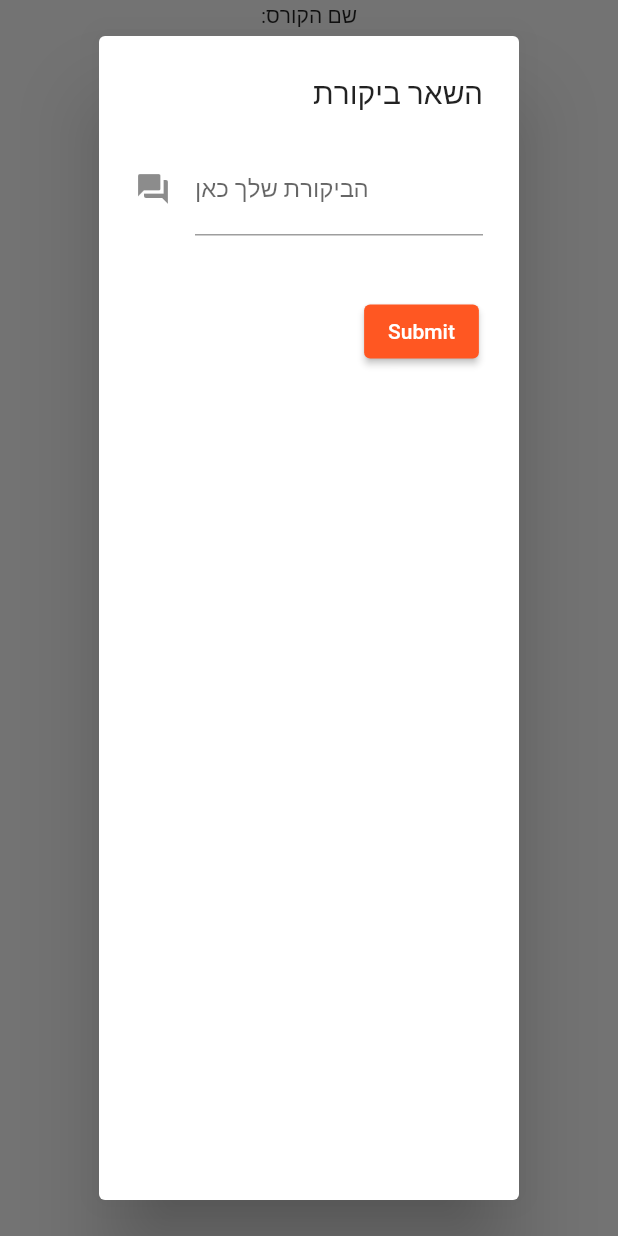
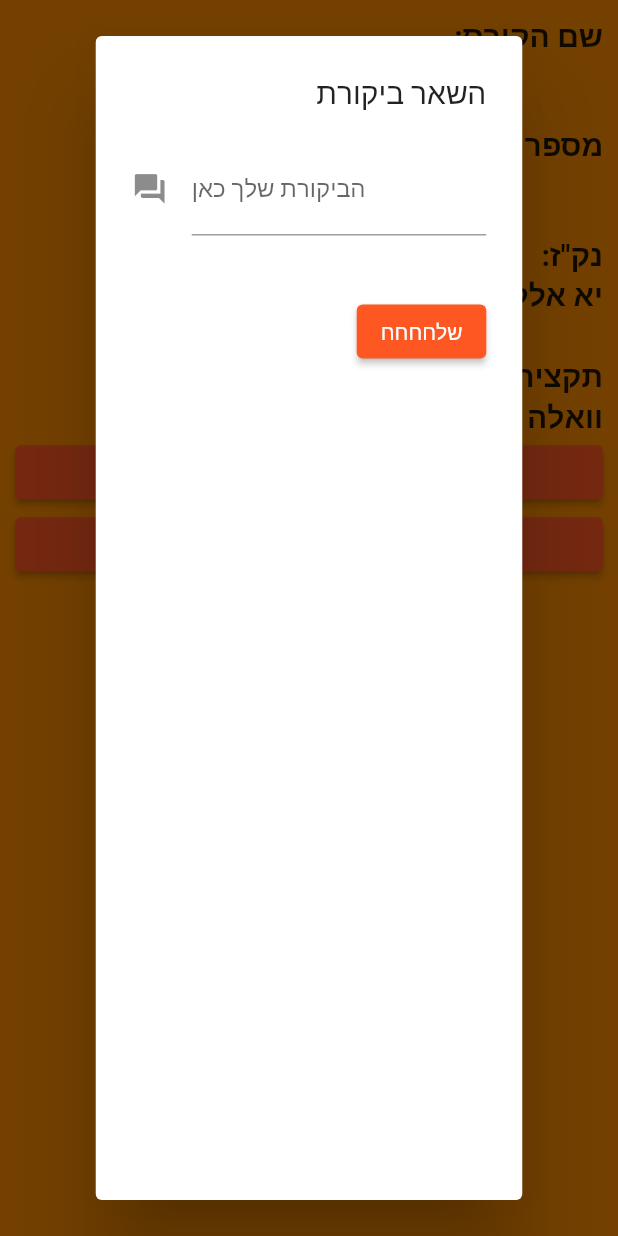
Before and after one commit to Nir-Ohana/BguCourseGrader, a Flutter app: the CoursePage screen opened directly with empty values, after a tap on "לחץ להשארת ביקורת", on a phone screen of 412 x 824 dp. Run offline on Flutter 3.47's test engine with Material 2 defaults, Android fonts, the phone set to English and light mode, and no system bars; our stand-ins replace animated_text_kit, cloud_firestore, firebase_auth, firebase_core, flutter_spinkit, flutter_swiper and 2 more; accounts and stored records are empty.

Commit message:
changed the course_page.dart a bit, still need to fix contact us

```diff
--- a/lib/screens/course_page.dart
+++ b/lib/screens/course_page.dart
@@ -11,45 +11,72 @@ class CoursePage extends StatefulWidget {
   final String credit_point;
   final String course_summary;
 
-  CoursePage({this.course_name, this.course_number, this.credit_point, this.course_summary});
+  CoursePage(
+      {this.course_name,
+      this.course_number,
+      this.credit_point,
+      this.course_summary});
 
   @override
   _CoursePageState createState() => _CoursePageState();
 }
 
-class _CoursePageState extends State<CoursePage>{
+class _CoursePageState extends State<CoursePage> {
   final messageController = TextEditingController();
-
 
   @override
   Widget build(BuildContext context) {
     return Scaffold(
+      backgroundColor: Colors.orange[600],
       body: Center(
+        child: Container(
+          padding: EdgeInsets.all(10),
           child: SafeArea(
-          child: Column(
+            child: ListView(
               children: [
                 Text(
                   'שם הקורס:\n ${widget.course_name}\n',
                   textDirection: TextDirection.rtl,
+                  style: TextStyle(
+                    fontSize: 20,
+                    fontWeight: FontWeight.bold,
+                  ),
                 ),
                 Text(
                   'מספר הקורס:\n ${widget.course_number}\n',
                   textDirection: TextDirection.rtl,
+                  style: TextStyle(
+                    fontSize: 20,
+                    fontWeight: FontWeight.bold,
+                  ),
                 ),
                 Text(
-                'נק"ז:\n\ ${widget.credit_point}\n',
+                  widget.credit_point.isNotEmpty ? 'נק"ז:\n\ ${widget.credit_point}\n' : 'נק"ז: \nיא אללה אין נק"ז ?\n',
                   textDirection: TextDirection.rtl,
+                  style: TextStyle(
+                    fontSize: 20,
+                    fontWeight: FontWeight.bold,
+                  ),
                 ),
                 Text(
-                widget.course_summary.isNotEmpty ? 'תקציר:\n\ ${widget.course_summary}\n' : 'תקציר: \n וואלה אין תקציר',
+                  widget.course_summary.isNotEmpty
+                      ? 'תקציר:\n\ ${widget.course_summary}\n'
+                      : 'תקציר: \nוואלה אין תקציר...',
                   textDirection: TextDirection.rtl,
+                  style: TextStyle(
+                    fontSize: 20,
+                    fontWeight: FontWeight.bold,
+                  ),
                 ),
                 ElevatedButton(
                   onPressed: () {
                     showDialog(
                         context: context,
                         builder: (BuildContext context) => AlertDialog(
-                          title: const Text('השאר ביקורת', textDirection: TextDirection.rtl,),
+                              title: const Text(
+                                'השאר ביקורת',
+                                textDirection: TextDirection.rtl,
+                              ),
                               content: Column(
                                 children: [
                                   TextFormField(
@@ -68,47 +95,71 @@ class _CoursePageState extends State<CoursePage>{
                                     maxLines: null,
                                   ),
                                   Container(
-                                padding: const EdgeInsets.only(left: 150.0, top: 40.0),
+                                    padding: const EdgeInsets.only(
+                                        left: 150.0, top: 40.0),
                                     child: new ElevatedButton(
                                         onPressed: () {
                                           FocusScope.of(context).unfocus();
                                           // Validate returns true if the form is valid, or false otherwise.
                                           // If the form is valid, display a snackbar. In the real world,
                                           // you'd often call a server or save the information in a database.
-                                        ScaffoldMessenger.of(context).showSnackBar(
-                                            SnackBar(content: Text('Processing Data')));
-                                        FirebaseFirestore.instance
-                                            .collection("Reviews").doc(widget.course_number + " " + FirebaseAuth.instance.currentUser.displayName)
-                                            .set({
-                                          'time': DateTime.now().toString(),
-                                          'name': FirebaseAuth.instance.currentUser.displayName,
-                                          'course_name': widget.course_name,
-                                          'email': FirebaseAuth.instance.currentUser.email,
-                                          'review_content': messageController.text,
-                                          'course_number': widget.course_number
-                                        })
-                                            .then((_) => ScaffoldMessenger.of(context).showSnackBar(
-                                            SnackBar(
-                                                content:
-                                                Text('Thank you for your Review !'))))
-                                            .catchError((_) => ScaffoldMessenger.of(context)
+                                          ScaffoldMessenger.of(context)
                                               .showSnackBar(SnackBar(
                                                   content:
-                                            Text('Ya Walli, we have a problem.'))));
+                                                      Text('Processing Data')));
+                                          FirebaseFirestore.instance
+                                              .collection("Reviews")
+                                              .doc(widget.course_number +
+                                                  " " +
+                                                  FirebaseAuth.instance
+                                                      .currentUser.displayName)
+                                              .set({
+                                                'time':
+                                                    DateTime.now().toString(),
+                                                'name': FirebaseAuth.instance
+                                                    .currentUser.displayName,
+                                                'course_name':
+                                                    widget.course_name,
+                                                'email': FirebaseAuth
+                                                    .instance.currentUser.email,
+                                                'review_content':
+                                                    messageController.text,
+                                                'course_number':
+                                                    widget.course_number
+                                              })
+                                              .then((_) =>
+                                                  ScaffoldMessenger.of(context)
+                                                      .showSnackBar(SnackBar(
+                                                          content: Text(
+                                                              'Thank you for your Review !'))))
+                                              .catchError((_) =>
+                                                  ScaffoldMessenger.of(context)
+                                                      .showSnackBar(SnackBar(
+                                                          content: Text(
+                                                              'Ya Walli, we have a problem.'))));
 
                                           int count = 0;
                                           Navigator.popUntil(context, (route) {
                                             return count++ == 3;
                                           });
                                         },
-                                    child: const Text('Submit')),
+                                        child: const Text('שלחחחח')),
                                   ),
                                 ],
                               ),
                             ));
                   },
-              child: const Text("לחץ להשארת ביקורת"),)
+                  child: const Text(
+                    "לחץ להשארת ביקורת",
+                    style: TextStyle(color: Colors.black),
+                  ),
+                ),
+                ElevatedButton(
+                    onPressed: () {},
+                    child: const Text("לחץ על מנת לראות ביקורות לקורס זה",
+                        style: TextStyle(color: Colors.black))),
               ],
+            ),
           ),
         ),
       ),
```
Lines whose indentation alone changed are shown as unchanged.
